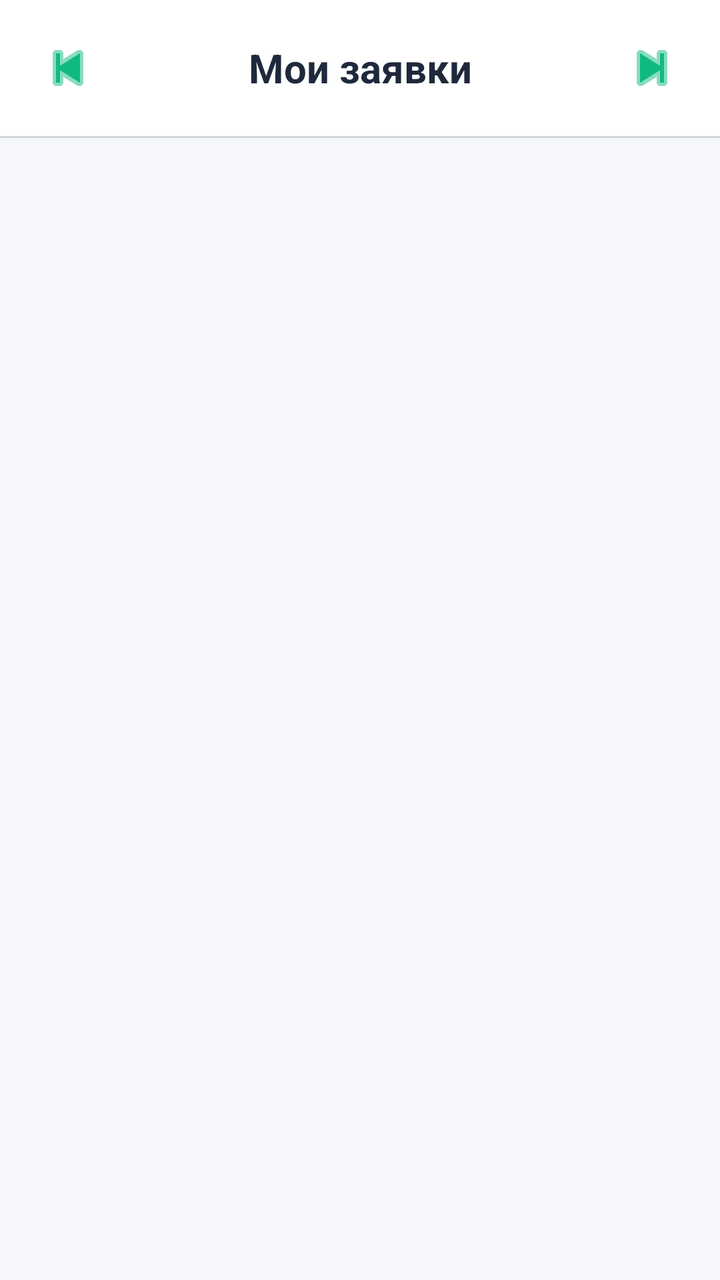
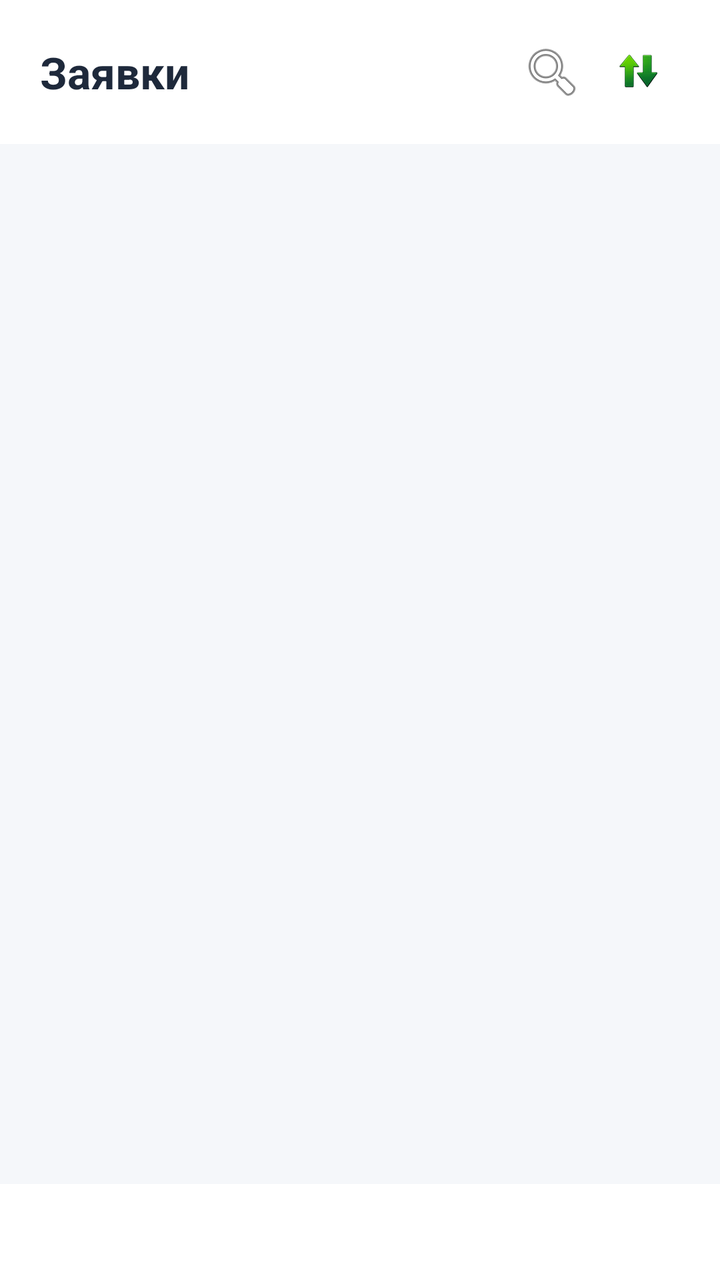

Two renders of the same Android screen: before a commit and after it. Below are the layout's source before the change and the commit's diff.
<!-- AndroidManifest.xml: application theme Theme.MrCWarehouse -->
<!-- res/layout/fragment_tasks_pager.xml -->
<?xml version="1.0" encoding="utf-8"?>
<LinearLayout xmlns:android="http://schemas.android.com/apk/res/android"
    android:layout_width="match_parent"
    android:layout_height="match_parent"
    android:background="@color/bg_main"
    android:orientation="vertical">

    
    <LinearLayout
        android:layout_width="match_parent"
        android:layout_height="wrap_content"
        android:background="@color/bg_card"
        android:gravity="center_vertical"
        android:orientation="horizontal"
        android:paddingHorizontal="12dp"
        android:paddingVertical="12dp">

        
        <ImageButton
            android:id="@+id/btnPagePrev"
            android:layout_width="44dp"
            android:layout_height="44dp"
            android:background="?android:attr/selectableItemBackgroundBorderless"
            android:contentDescription="Предыдущая"
            android:padding="10dp"
            android:scaleType="center"
            android:src="@android:drawable/ic_media_previous"
            android:tint="@color/primary" />

        <TextView
            android:id="@+id/tvPageTitle"
            android:layout_width="0dp"
            android:layout_height="wrap_content"
            android:layout_weight="1"
            android:gravity="center"
            android:text="Мои заявки"
            android:textColor="@color/text_primary"
            android:textSize="20sp"
            android:textStyle="bold" />

        
        <ImageButton
            android:id="@+id/btnPageNext"
            android:layout_width="44dp"
            android:layout_height="44dp"
            android:background="?android:attr/selectableItemBackgroundBorderless"
            android:contentDescription="Следующая"
            android:padding="10dp"
            android:scaleType="center"
            android:src="@android:drawable/ic_media_next"
            android:tint="@color/primary" />

    </LinearLayout>

    <View
        android:layout_width="match_parent"
        android:layout_height="1dp"
        android:background="@color/divider" />

    
    <androidx.viewpager2.widget.ViewPager2
        android:id="@+id/viewPager"
        android:layout_width="match_parent"
        android:layout_height="match_parent" />

</LinearLayout>
<!-- resources referenced by this layout -->
<resources>
  <color name="bg_card">#FFFFFF</color>
  <color name="bg_main">#F5F7FA</color>
  <color name="divider">#D1D5DB</color>
  <color name="primary">#10B981</color>
  <color name="text_primary">#1E293B</color>
  <style name="Theme.MrCWarehouse" parent="Theme.Material3.DayNight.NoActionBar">
          <item name="colorPrimary">@color/primary</item>
          <item name="colorPrimaryDark">@color/primary_dark</item>
          <item name="colorAccent">@color/primary</item>
          <item name="colorOnPrimary">@color/text_on_primary</item>
          <item name="colorSecondary">@color/secondary</item>
          <item name="colorOnSecondary">@color/white</item>
          <item name="colorSurface">@color/bg_card</item>
          <item name="colorOnSurface">@color/text_primary</item>
          <item name="android:statusBarColor">@color/primary_dark</item>
          <item name="android:navigationBarColor">@color/bg_nav</item>
          <item name="android:windowBackground">@color/bg_main</item>
          <item name="materialCardViewStyle">@style/CardView.Solid</item>
      </style>
  <color name="primary_dark">#059669</color>
  <color name="text_on_primary">#FFFFFF</color>
  <color name="secondary">#059669</color>
  <color name="white">#FFFFFF</color>
  <color name="bg_nav">#FFFFFF</color>
  <style name="CardView.Solid" parent="Widget.Material3.CardView.Filled">
          <item name="cardElevation">2dp</item>
          <item name="cardCornerRadius">16dp</item>
          <item name="cardBackgroundColor">@color/bg_card</item>
          <item name="strokeColor">@android:color/transparent</item>
          <item name="strokeWidth">0dp</item>
      </style>
</resources>

<!-- the commit's change to res/layout/fragment_tasks_pager.xml (unified diff, before → after) -->
@@ -1,5 +1,6 @@
 <?xml version="1.0" encoding="utf-8"?>
 <LinearLayout xmlns:android="http://schemas.android.com/apk/res/android"
+    xmlns:app="http://schemas.android.com/apk/res-auto"
     android:layout_width="match_parent"
     android:layout_height="match_parent"
     android:background="@color/bg_main"
@@ -12,55 +13,58 @@
         android:background="@color/bg_card"
         android:gravity="center_vertical"
         android:orientation="horizontal"
-        android:paddingHorizontal="12dp"
-        android:paddingVertical="12dp">
-
-        
-        <ImageButton
-            android:id="@+id/btnPagePrev"
-            android:layout_width="44dp"
-            android:layout_height="44dp"
-            android:background="?android:attr/selectableItemBackgroundBorderless"
-            android:contentDescription="Предыдущая"
-            android:padding="10dp"
-            android:scaleType="center"
-            android:src="@android:drawable/ic_media_previous"
-            android:tint="@color/primary" />
+        android:paddingHorizontal="20dp"
+        android:paddingTop="16dp"
+        android:paddingBottom="16dp">
 
         <TextView
             android:id="@+id/tvPageTitle"
             android:layout_width="0dp"
             android:layout_height="wrap_content"
             android:layout_weight="1"
-            android:gravity="center"
-            android:text="Мои заявки"
+            android:text="Заявки"
             android:textColor="@color/text_primary"
-            android:textSize="20sp"
+            android:textSize="22sp"
             android:textStyle="bold" />
 
-        
         <ImageButton
-            android:id="@+id/btnPageNext"
-            android:layout_width="44dp"
-            android:layout_height="44dp"
-            android:background="?android:attr/selectableItemBackgroundBorderless"
-            android:contentDescription="Следующая"
-            android:padding="10dp"
-            android:scaleType="center"
-            android:src="@android:drawable/ic_media_next"
-            android:tint="@color/primary" />
+            android:id="@+id/btnSearchToggle"
+            android:layout_width="40dp"
+            android:layout_height="40dp"
+            android:background="?attr/selectableItemBackgroundBorderless"
+            android:backgroundTintMode="src_atop"
+            android:src="@android:drawable/ic_menu_search"
+            android:contentDescription="Поиск"
+             />
+
+        <ImageButton
+            android:id="@+id/btnFilterToggle"
+            android:layout_width="40dp"
+            android:layout_height="40dp"
+            android:layout_marginStart="4dp"
+            android:background="?attr/selectableItemBackgroundBorderless"
+            android:backgroundTint="@color/primary"
+            android:backgroundTintMode="src_atop"
+            android:src="@drawable/sort"
+            android:contentDescription="Фильтр"
+             />
 
     </LinearLayout>
 
-    <View
-        android:layout_width="match_parent"
-        android:layout_height="1dp"
-        android:background="@color/divider" />
-
-    
     <androidx.viewpager2.widget.ViewPager2
         android:id="@+id/viewPager"
         android:layout_width="match_parent"
-        android:layout_height="match_parent" />
+        android:layout_height="0dp"
+        android:layout_weight="1" />
+
+    <com.google.android.material.tabs.TabLayout
+        android:id="@+id/tabLayout"
+        android:layout_width="match_parent"
+        android:layout_height="wrap_content"
+        android:background="@color/bg_card"
+        app:tabIndicatorColor="@color/primary"
+        app:tabIndicatorHeight="3dp"
+        app:tabSelectedTextColor="@color/primary"
+        app:tabTextColor="@color/text_secondary" />
 
 </LinearLayout>
<!-- resource entries referenced after the edit -->
@@ -2,9 +2,10 @@
 <resources>
   <color name="bg_card">#FFFFFF</color>
   <color name="bg_main">#F5F7FA</color>
-  <color name="divider">#D1D5DB</color>
   <color name="primary">#10B981</color>
   <color name="text_primary">#1E293B</color>
+  <color name="text_secondary">#374151</color>
+  <!-- drawable sort: png bitmap (drawable-xhdpi, 2632 bytes) -->
   <style name="Theme.MrCWarehouse" parent="Theme.Material3.DayNight.NoActionBar">
           <item name="colorPrimary">@color/primary</item>
           <item name="colorPrimaryDark">@color/primary_dark</item>
@@ -15,7 +16,7 @@
           <item name="colorSurface">@color/bg_card</item>
           <item name="colorOnSurface">@color/text_primary</item>
           <item name="android:statusBarColor">@color/primary_dark</item>
-          <item name="android:navigationBarColor">@color/bg_nav</item>
+          <item name="android:navigationBarColor">@color/primary</item>
           <item name="android:windowBackground">@color/bg_main</item>
           <item name="materialCardViewStyle">@style/CardView.Solid</item>
       </style>
@@ -23,7 +24,6 @@
   <color name="text_on_primary">#FFFFFF</color>
   <color name="secondary">#059669</color>
   <color name="white">#FFFFFF</color>
-  <color name="bg_nav">#FFFFFF</color>
   <style name="CardView.Solid" parent="Widget.Material3.CardView.Filled">
           <item name="cardElevation">2dp</item>
           <item name="cardCornerRadius">16dp</item>
